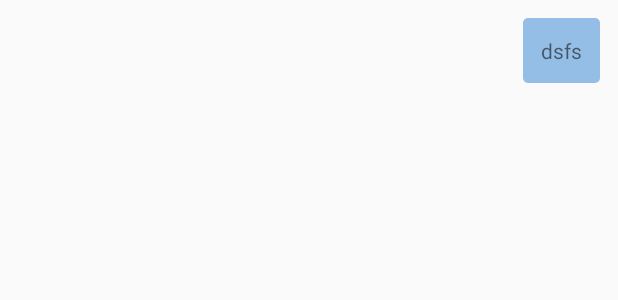
After one commit to DmBard/VKUniversity, an Android app: the layout item_out_message.xml on its own in the app's theme, with its tools: preview values and no code run, on a phone screen of 412 x 824 dp. The commit adds this screen. Shown: the top 300 px of the screen. Run offline under Robolectric (Android 15) with nearby library versions, the phone set to English and light mode, and no system bars.

Commit message:
minor improvements

```diff
--- a/app/src/main/java/com/dmbaryshev/vkschool/ui/MainActivity.java
+++ b/app/src/main/java/com/dmbaryshev/vkschool/ui/MainActivity.java
@@ -32,7 +32,9 @@ public class MainActivity extends AppCompatActivity implements FriendsFragment.I
 
         mManager = getFragmentManager();
 
-        openOrLogin();
+        if (savedInstanceState == null) {
+            openOrLogin();
+        }
     }
 
     private void openOrLogin() {
--- /dev/null
+++ b/app/src/main/res/layout/item_out_message.xml
@@ -0,0 +1,23 @@
+<?xml version="1.0" encoding="utf-8"?>
+<LinearLayout
+    android:id="@+id/ll_message_item"
+    xmlns:android="http://schemas.android.com/apk/res/android"
+    android:layout_width="wrap_content"
+    android:layout_height="wrap_content"
+    android:layout_gravity="right|end"
+    android:layout_margin="@dimen/spacing_small"
+    android:background="@drawable/drawable_msg_out"
+    android:orientation="vertical"
+    android:padding="@dimen/spacing_small">
+
+    <TextView
+        android:id="@+id/tv_text"
+        android:layout_width="wrap_content"
+        android:layout_height="wrap_content"
+        android:text="dsfs"/>
+
+    <ImageView
+        android:id="@+id/iv_attachment_photo"
+        android:layout_width="wrap_content"
+        android:layout_height="wrap_content"/>
+</LinearLayout>
--- a/build.gradle
+++ b/build.gradle
@@ -5,7 +5,7 @@ buildscript {
         jcenter()
     }
     dependencies {
-        classpath 'com.android.tools.build:gradle:2.0.0-alpha5'
+        classpath 'com.android.tools.build:gradle:2.0.0-alpha7'
 
         // NOTE: Do not place your application dependencies here; they belong
         // in the individual module build.gradle files
```
Also changed, not shown: app/src/main/java/com/dmbaryshev/vkschool/ui/friends/adapter/FriendsAdapter.java (+6 -6 lines), app/src/main/java/com/dmbaryshev/vkschool/ui/friends/fragment/FriendsFragment.java (+21 -10 lines), app/src/main/java/com/dmbaryshev/vkschool/ui/messages/adapter/MessagesAdapter.java (+11 -19 lines), app/src/main/java/com/dmbaryshev/vkschool/ui/messages/fragment/MessagesFragment.java (+13 -9 lines), app/src/main/res/layout/item_in_message.xml (renamed from app/src/main/res/layout/item_message.xml, +3 -13 lines), app/src/main/res/drawable/drawable_msg_in.xml (renamed from app/src/main/res/drawable/drawable_message_in.xml).
